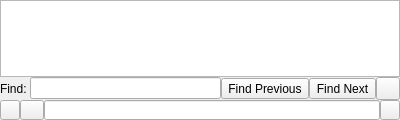
The window that Code/Editor/Controls/ConsoleSCB.ui (Zee2401/o3de) describes before a commit, drawn with Qt 5.
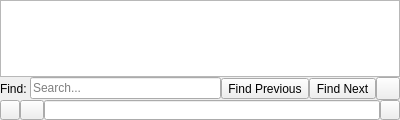
The same window after the commit. Custom widgets are drawn as their Qt base class.

Commit message:
Standardize Editor Console search and enhance accessibility
This change upgrades the find bar in the Editor Console to include
a standard search placeholder and clear button. It also adds
accessibleName properties to several icon-only tool buttons in the
console interface to improve screen reader support.

```diff
--- a/Code/Editor/Controls/ConsoleSCB.ui
+++ b/Code/Editor/Controls/ConsoleSCB.ui
@@ -93,6 +93,15 @@
         <property name="enabled">
          <bool>true</bool>
         </property>
+        <property name="placeholderText">
+         <string>Search...</string>
+        </property>
+        <property name="clearButtonEnabled">
+         <bool>true</bool>
+        </property>
+        <property name="accessibleName">
+         <string>Search</string>
+        </property>
        </widget>
       </item>
       <item>
```
Left out of the diff: 18 changed lines with no effect on the pictures. The commit also changes 2 other files.
